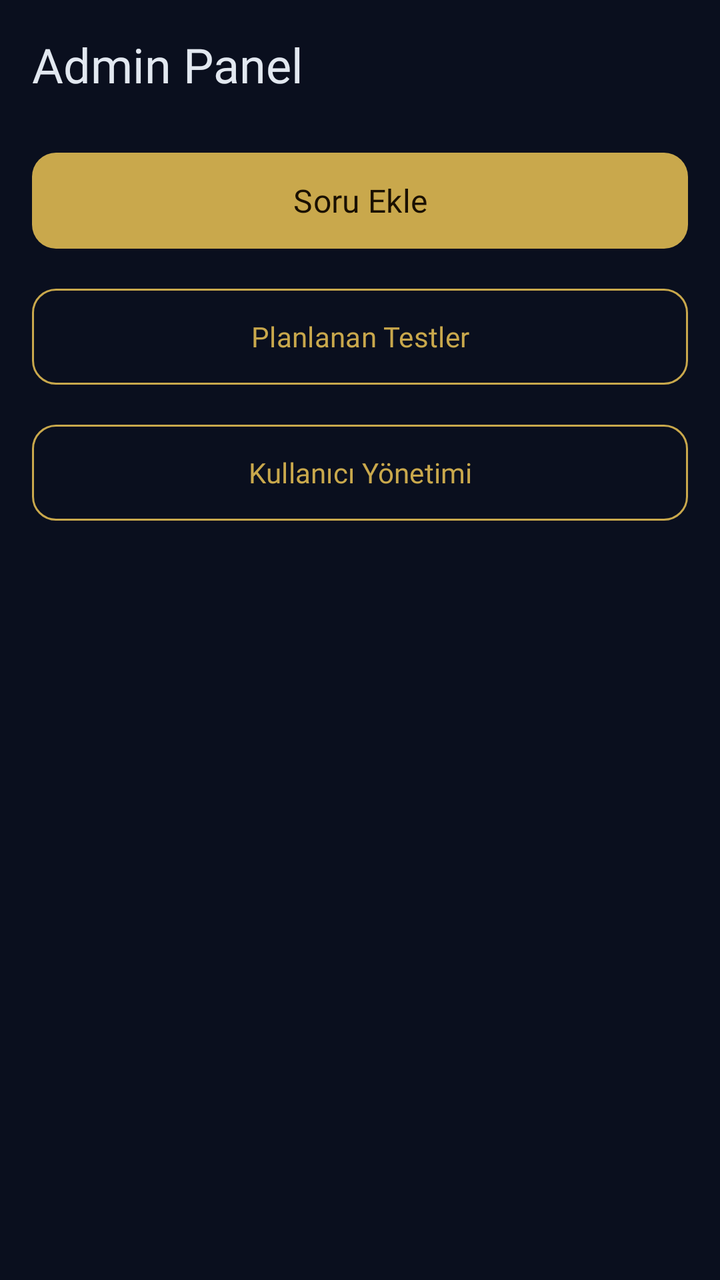
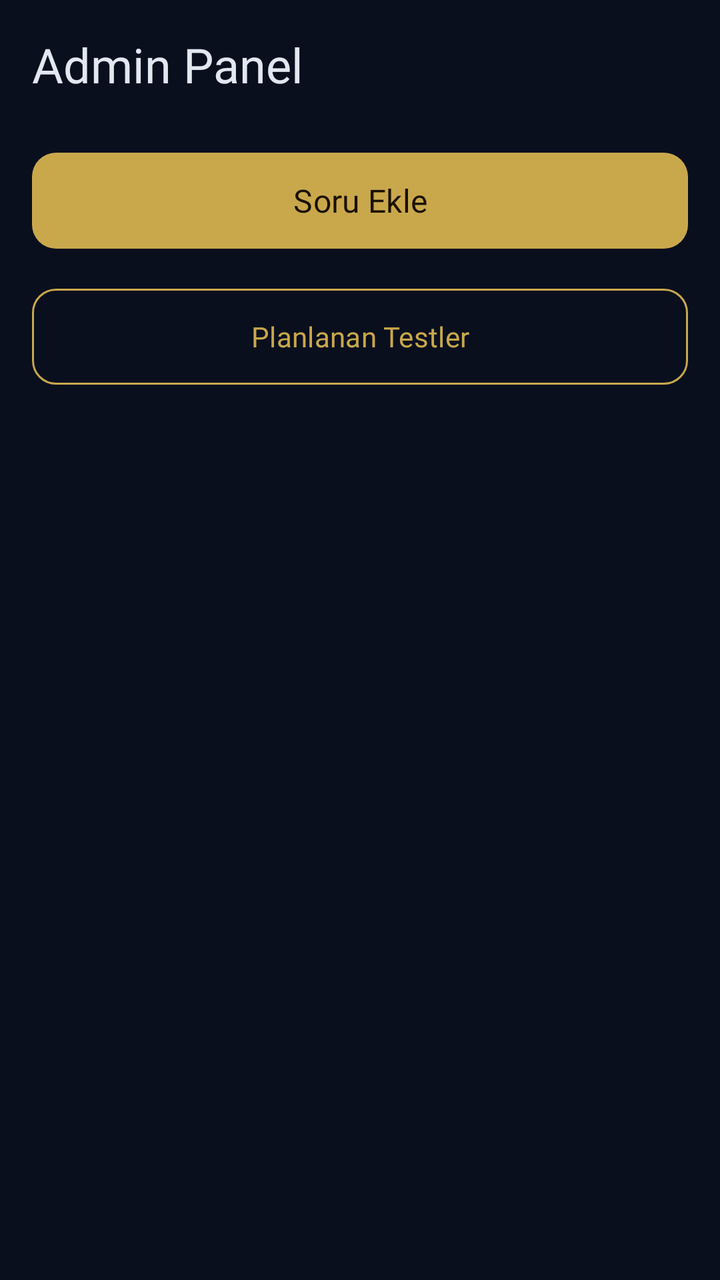

Before-and-after screenshots of an Android layout around one commit, followed by the original layout XML and the change that was made.
<!-- AndroidManifest.xml: application theme Theme.KPSSArena -->
<!-- res/layout/fragment_admin.xml -->
<?xml version="1.0" encoding="utf-8"?>
<LinearLayout
    xmlns:android="http://schemas.android.com/apk/res/android"
    xmlns:app="http://schemas.android.com/apk/res-auto"
    android:layout_width="match_parent"
    android:layout_height="match_parent"
    android:orientation="vertical"
    android:background="@color/background"
    android:padding="16dp">
    <TextView
        android:layout_width="wrap_content"
        android:layout_height="wrap_content"
        android:text="@string/admin_panel_title"
        android:textColor="@color/on_surface"
        android:textSize="24sp"
        android:fontFamily="@font/playfair_display_bold"
        android:layout_marginBottom="24dp" />
    <com.google.android.material.button.MaterialButton
        android:id="@+id/btn_add_question"
        style="@style/Widget.KPSSArena.Button"
        android:layout_width="match_parent"
        android:layout_height="56dp"
        android:text="@string/admin_add_question"
        android:textColor="@color/on_primary"
        app:backgroundTint="@color/primary"
        android:layout_marginBottom="12dp" />
    <com.google.android.material.button.MaterialButton
        android:id="@+id/btn_scheduled_tests"
        style="@style/Widget.KPSSArena.Button.Outlined"
        android:layout_width="match_parent"
        android:layout_height="56dp"
        android:text="@string/admin_scheduled_tests"
        android:layout_marginBottom="12dp" />
    <com.google.android.material.button.MaterialButton
        android:id="@+id/btn_user_management"
        style="@style/Widget.KPSSArena.Button.Outlined"
        android:layout_width="match_parent"
        android:layout_height="56dp"
        android:text="@string/admin_user_management"
        android:layout_marginBottom="12dp" />
    <androidx.recyclerview.widget.RecyclerView
        android:id="@+id/rv_scheduled_tests"
        android:layout_width="match_parent"
        android:layout_height="0dp"
        android:layout_weight="1"
        android:layout_marginTop="8dp"
        android:clipToPadding="false" />
    <TextView
        android:id="@+id/tv_scheduled_tests_empty"
        android:layout_width="match_parent"
        android:layout_height="0dp"
        android:layout_weight="1"
        android:gravity="center"
        android:text="@string/scheduled_tests_empty_title"
        android:textColor="@color/on_surface_variant"
        android:textSize="14sp"
        android:visibility="gone" />
</LinearLayout>
<!-- resources referenced by this layout -->
<resources>
  <color name="background">#0A0F1E</color>
  <color name="on_primary">#1A1000</color>
  <color name="on_surface">#E2E8F0</color>
  <color name="on_surface_variant">#C1C9D9</color>
  <color name="primary">#C9A84C</color>
  <string name="admin_add_question">Soru Ekle</string>
  <string name="admin_panel_title">Admin Panel</string>
  <string name="admin_scheduled_tests">Planlanan Testler</string>
  <string name="admin_user_management">Kullanıcı Yönetimi</string>
  <string name="scheduled_tests_empty_title">Henüz planlanmış test yok.</string>
  <style name="Widget.KPSSArena.Button" parent="Widget.Material3.Button">
          <item name="cornerRadius">12dp</item>
          <item name="android:textAllCaps">false</item>
          <item name="android:fontFamily">@font/inter_semibold</item>
          <item name="android:textSize">16sp</item>
          <item name="android:minHeight">56dp</item>
      </style>
  <style name="Widget.KPSSArena.Button.Outlined" parent="Widget.Material3.Button.OutlinedButton">
          <item name="cornerRadius">12dp</item>
          <item name="android:textAllCaps">false</item>
  
          <item name="strokeColor">@color/primary</item>
      </style>
  <style name="Theme.KPSSArena" parent="Theme.Material3.Dark.NoActionBar">
          
          <item name="colorPrimary">#C9A84C</item>
          <item name="colorOnPrimary">#1A1000</item>
          <item name="colorPrimaryContainer">#3D2C00</item>
          <item name="colorOnPrimaryContainer">#FFE08C</item>
          
          
          <item name="colorSecondary">#0D1B3E</item>
          <item name="colorOnSecondary">#E8EDF7</item>
          <item name="colorSecondaryContainer">#1E2A45</item>
          <item name="colorOnSecondaryContainer">#D4E3FF</item>
          
          
          <item name="colorTertiary">#A5C4FF</item>
          <item name="colorOnTertiary">#002D6B</item>
          
          
          <item name="android:colorBackground">#0A0F1E</item>
          <item name="colorSurface">#111827</item>
          <item name="colorSurfaceVariant">#1E2A45</item>
          <item name="colorOnSurface">#E2E8F0</item>
          <item name="colorOnSurfaceVariant">#C1C9D9</item>
          
          
          <item name="colorOutline">#3A4A6B</item>
          <item name="colorOutlineVariant">#1A2A4B</item>
          
          
          <item name="colorError">#CF6679</item>
          <item name="colorOnError">#370B1E</item>
          
          
          <item name="android:statusBarColor">@android:color/transparent</item>
          <item name="android:navigationBarColor">@android:color/transparent</item>
          <item name="android:windowLightStatusBar">false</item>
          
          
          <item name="fontFamily">@font/inter_regular</item>
  
          
          
          <item name="shapeAppearanceSmallComponent">@style/ShapeAppearance.KPSSArena.Small</item>
          <item name="shapeAppearanceMediumComponent">@style/ShapeAppearance.KPSSArena.Medium</item>
          <item name="shapeAppearanceLargeComponent">@style/ShapeAppearance.KPSSArena.Large</item>
      </style>
  <style name="ShapeAppearance.KPSSArena.Small" parent="ShapeAppearance.Material3.Corner.Small">
          <item name="cornerFamily">rounded</item>
          <item name="cornerSize">12dp</item>
      </style>
  <style name="ShapeAppearance.KPSSArena.Medium" parent="ShapeAppearance.Material3.Corner.Medium">
          <item name="cornerFamily">rounded</item>
          <item name="cornerSize">16dp</item>
      </style>
  <style name="ShapeAppearance.KPSSArena.Large" parent="ShapeAppearance.Material3.Corner.Large">
          <item name="cornerFamily">rounded</item>
          <item name="cornerSize">24dp</item>
      </style>
</resources>

<!-- the commit's change to res/layout/fragment_admin.xml (unified diff, before → after) -->
@@ -33,6 +33,7 @@
         android:layout_marginBottom="12dp" />
     <com.google.android.material.button.MaterialButton
         android:id="@+id/btn_user_management"
+        android:visibility="gone"
         style="@style/Widget.KPSSArena.Button.Outlined"
         android:layout_width="match_parent"
         android:layout_height="56dp"
